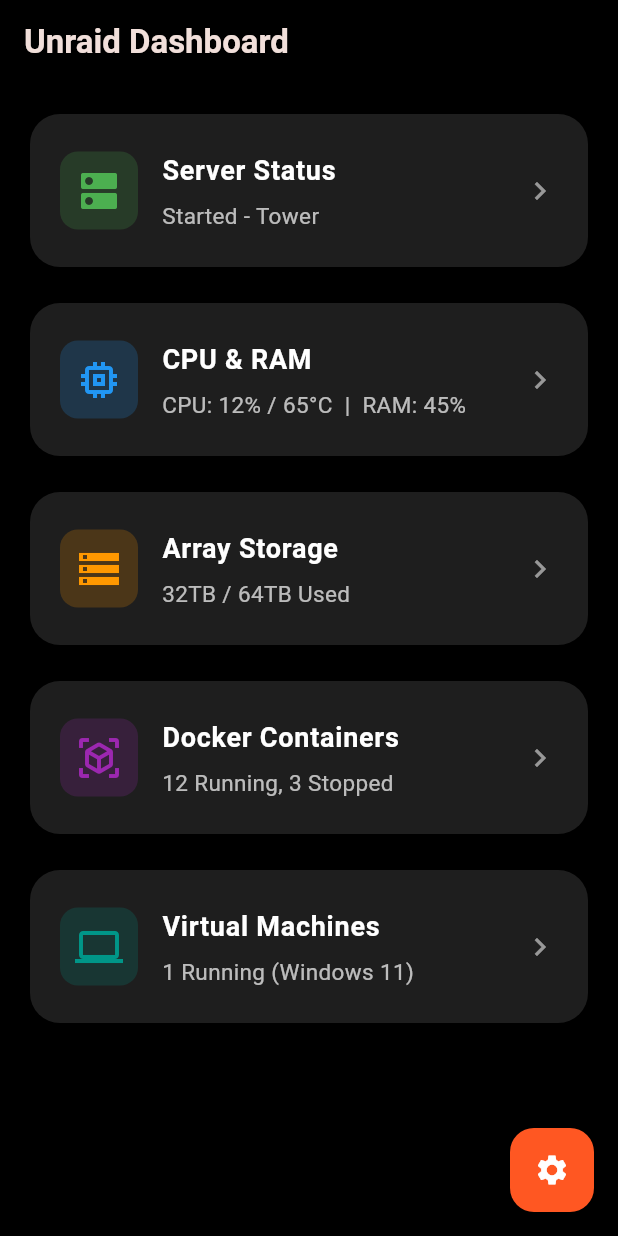
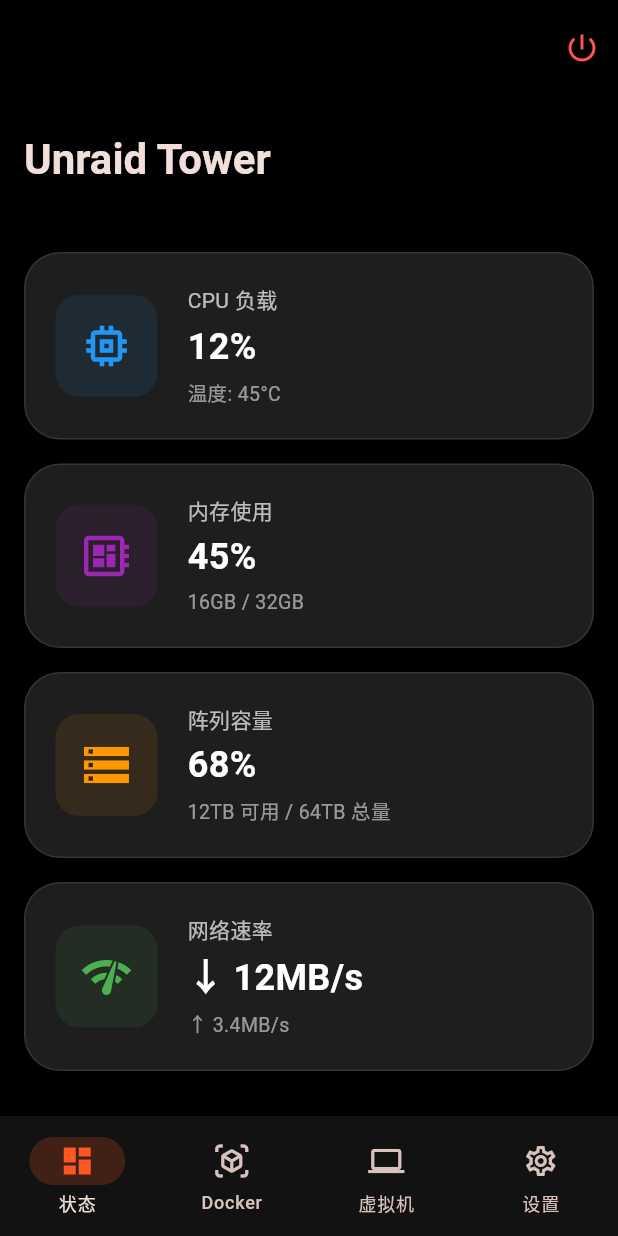
Before and after one commit to wangzh6859/Unraid-APP, a Flutter app: the screen it shows after launch, on a phone screen of 412 x 824 dp. Run offline on Flutter 3.47's test engine with Material 3 defaults, Android fonts, the phone set to English and light mode, and no system bars.

Commit message:
Refactor UI: Add bottom navigation bar for tab switching

```diff
--- a/lib/main.dart
+++ b/lib/main.dart
@@ -19,67 +19,241 @@
         ),
         useMaterial3: true,
       ),
-      home: const DashboardPage(),
+      home: const MainNavigationPage(),
     );
   }
 }
 
-class DashboardPage extends StatelessWidget {
-  const DashboardPage({super.key});
+class MainNavigationPage extends StatefulWidget {
+  const MainNavigationPage({super.key});
+
+  @override
+  State<MainNavigationPage> createState() => _MainNavigationPageState();
+}
+
+class _MainNavigationPageState extends State<MainNavigationPage> {
+  int _currentIndex = 0;
+
+  final List<Widget> _pages = [
+    const DashboardView(),
+    const DockerView(),
+    const VmView(),
+    const SettingsView(),
+  ];
 
   @override
   Widget build(BuildContext context) {
     return Scaffold(
       backgroundColor: Colors.black,
+      body: _pages[_currentIndex],
+      bottomNavigationBar: NavigationBar(
+        selectedIndex: _currentIndex,
+        onDestinationSelected: (index) {
+          setState(() {
+            _currentIndex = index;
+          });
+        },
+        backgroundColor: const Color(0xFF121212),
+        indicatorColor: Colors.deepOrange.withOpacity(0.2),
+        destinations: const [
+          NavigationDestination(
+            icon: Icon(Icons.dashboard_outlined),
+            selectedIcon: Icon(Icons.dashboard, color: Colors.deepOrange),
+            label: '状态',
+          ),
+          NavigationDestination(
+            icon: Icon(Icons.view_in_ar_outlined),
+            selectedIcon: Icon(Icons.view_in_ar, color: Colors.deepOrange),
+            label: 'Docker',
+          ),
+          NavigationDestination(
+            icon: Icon(Icons.computer_outlined),
+            selectedIcon: Icon(Icons.computer, color: Colors.deepOrange),
+            label: '虚拟机',
+          ),
+          NavigationDestination(
+            icon: Icon(Icons.settings_outlined),
+            selectedIcon: Icon(Icons.settings, color: Colors.deepOrange),
+            label: '设置',
+          ),
+        ],
+      ),
+    );
+  }
+}
+
+class DashboardView extends StatelessWidget {
+  const DashboardView({super.key});
+
+  @override
+  Widget build(BuildContext context) {
+    return CustomScrollView(
+      slivers: [
+        SliverAppBar.large(
+          title: const Text('Unraid Tower', style: TextStyle(fontWeight: FontWeight.bold)),
+          backgroundColor: Colors.transparent,
+          actions: [
+            IconButton(
+              icon: const Icon(Icons.power_settings_new, color: Colors.redAccent),
+              onPressed: () {},
+            ),
+          ],
+        ),
+        SliverPadding(
+          padding: const EdgeInsets.all(16.0),
+          sliver: SliverList(
+            delegate: SliverChildListDelegate([
+              _buildMetricCard('CPU 负载', '12%', '温度: 45°C', Icons.memory, Colors.blue),
+              const SizedBox(height: 16),
+              _buildMetricCard('内存使用', '45%', '16GB / 32GB', Icons.developer_board, Colors.purple),
+              const SizedBox(height: 16),
+              _buildMetricCard('阵列容量', '68%', '12TB 可用 / 64TB 总量', Icons.storage, Colors.orange),
+              const SizedBox(height: 16),
+              _buildMetricCard('网络速率', '↓ 12MB/s', '↑ 3.4MB/s', Icons.network_check, Colors.green),
+            ]),
+          ),
+        ),
+      ],
+    );
+  }
+
+  Widget _buildMetricCard(String title, String mainValue, String subValue, IconData icon, Color color) {
+    return Container(
+      padding: const EdgeInsets.all(20),
+      decoration: BoxDecoration(
+        color: const Color(0xFF1E1E1E),
+        borderRadius: BorderRadius.circular(24),
+        border: Border.all(color: Colors.white10, width: 1),
+      ),
+      child: Row(
+        children: [
+          Container(
+            padding: const EdgeInsets.all(16),
+            decoration: BoxDecoration(
+              color: color.withOpacity(0.1),
+              borderRadius: BorderRadius.circular(16),
+            ),
+            child: Icon(icon, size: 36, color: color),
+          ),
+          const SizedBox(width: 20),
+          Expanded(
+            child: Column(
+              crossAxisAlignment: CrossAxisAlignment.start,
+              children: [
+                Text(title, style: const TextStyle(color: Colors.white70, fontSize: 14)),
+                const SizedBox(height: 4),
+                Text(mainValue, style: const TextStyle(color: Colors.white, fontSize: 24, fontWeight: FontWeight.bold)),
+                const SizedBox(height: 4),
+                Text(subValue, style: const TextStyle(color: Colors.white54, fontSize: 13)),
+              ],
+            ),
+          ),
+        ],
+      ),
+    );
+  }
+}
+
+class DockerView extends StatelessWidget {
+  const DockerView({super.key});
+
+  @override
+  Widget build(BuildContext context) {
+    return Scaffold(
+      backgroundColor: Colors.transparent,
       appBar: AppBar(
-        title: const Text('Unraid Dashboard', style: TextStyle(fontWeight: FontWeight.bold)),
-        elevation: 0,
+        title: const Text('Docker 容器', style: TextStyle(fontWeight: FontWeight.bold)),
         backgroundColor: Colors.transparent,
       ),
       body: ListView(
         padding: const EdgeInsets.all(16),
         children: [
-          _buildCard('Server Status', 'Started - Tower', Icons.dns, Colors.green),
-          const SizedBox(height: 16),
-          _buildCard('CPU & RAM', 'CPU: 12% / 65°C  |  RAM: 45%', Icons.memory, Colors.blue),
-          const SizedBox(height: 16),
-          _buildCard('Array Storage', '32TB / 64TB Used', Icons.storage, Colors.orange),
-          const SizedBox(height: 16),
-          _buildCard('Docker Containers', '12 Running, 3 Stopped', Icons.view_in_ar, Colors.purple),
-          const SizedBox(height: 16),
-          _buildCard('Virtual Machines', '1 Running (Windows 11)', Icons.computer, Colors.teal),
+          _buildDockerItem('Plex', 'Running', true),
+          _buildDockerItem('Nextcloud', 'Running', true),
+          _buildDockerItem('qbittorrent', 'Running', true),
+          _buildDockerItem('HomeAssistant', 'Stopped', false),
         ],
-      ),
-      floatingActionButton: FloatingActionButton(
-        onPressed: () {},
-        backgroundColor: Colors.deepOrange,
-        child: const Icon(Icons.settings, color: Colors.white),
       ),
     );
   }
 
-  Widget _buildCard(String title, String subtitle, IconData icon, Color iconColor) {
+  Widget _buildDockerItem(String name, String status, bool isRunning) {
     return Card(
-      elevation: 4,
-      shape: RoundedRectangleBorder(borderRadius: BorderRadius.circular(20)),
       color: const Color(0xFF1E1E1E),
+      margin: const EdgeInsets.only(bottom: 12),
+      shape: RoundedRectangleBorder(borderRadius: BorderRadius.circular(16)),
       child: ListTile(
-        contentPadding: const EdgeInsets.symmetric(horizontal: 20, vertical: 16),
-        leading: Container(
-          padding: const EdgeInsets.all(10),
-          decoration: BoxDecoration(
-            color: iconColor.withOpacity(0.2),
-            borderRadius: BorderRadius.circular(12),
-          ),
-          child: Icon(icon, size: 32, color: iconColor),
+        contentPadding: const EdgeInsets.symmetric(horizontal: 16, vertical: 8),
+        leading: CircleAvatar(
+          backgroundColor: isRunning ? Colors.green.withOpacity(0.2) : Colors.red.withOpacity(0.2),
+          child: Icon(Icons.view_in_ar, color: isRunning ? Colors.green : Colors.red),
         ),
-        title: Text(title, style: const TextStyle(fontWeight: FontWeight.bold, fontSize: 18, color: Colors.white)),
-        subtitle: Padding(
-          padding: const EdgeInsets.only(top: 6.0),
-          child: Text(subtitle, style: const TextStyle(fontSize: 15, color: Colors.white70)),
+        title: Text(name, style: const TextStyle(fontWeight: FontWeight.bold, color: Colors.white)),
+        subtitle: Text(status, style: TextStyle(color: isRunning ? Colors.greenAccent : Colors.redAccent)),
+        trailing: PopupMenuButton(
+          icon: const Icon(Icons.more_vert, color: Colors.white54),
+          itemBuilder: (context) => [
+            PopupMenuItem(child: Text(isRunning ? '停止' : '启动')),
+            const PopupMenuItem(child: Text('重启')),
+            const PopupMenuItem(child: Text('查看日志')),
+          ],
         ),
-        trailing: const Icon(Icons.chevron_right, color: Colors.white54),
       ),
     );
   }
 }
+
+class VmView extends StatelessWidget {
+  const VmView({super.key});
+
+  @override
+  Widget build(BuildContext context) {
+    return Scaffold(
+      backgroundColor: Colors.transparent,
+      appBar: AppBar(
+        title: const Text('虚拟机', style: TextStyle(fontWeight: FontWeight.bold)),
+        backgroundColor: Colors.transparent,
+      ),
+      body: Center(
+        child: Column(
+          mainAxisAlignment: MainAxisAlignment.center,
+          children: [
+            Icon(Icons.computer, size: 80, color: Colors.white24),
+            const SizedBox(height: 16),
+            const Text('暂无运行中的虚拟机', style: TextStyle(color: Colors.white54, fontSize: 16)),
+          ],
+        ),
+      ),
+    );
+  }
+}
+
+class SettingsView extends StatelessWidget {
+  const SettingsView({super.key});
+
+  @override
+  Widget build(BuildContext context) {
+    return Scaffold(
+      backgroundColor: Colors.transparent,
+      appBar: AppBar(
+        title: const Text('设置', style: TextStyle(fontWeight: FontWeight.bold)),
+        backgroundColor: Colors.transparent,
+      ),
+      body: ListView(
+        children: [
+          const ListTile(
+            title: Text('服务器连接'),
+            subtitle: Text('192.168.1.100'),
+            leading: Icon(Icons.link),
+          ),
+          const Divider(color: Colors.white10),
+          const ListTile(
+            title: Text('API 密钥'),
+            subtitle: Text('已配置'),
+            leading: Icon(Icons.vpn_key),
+          ),
+        ],
+      ),
+    );
+  }
+}
```
